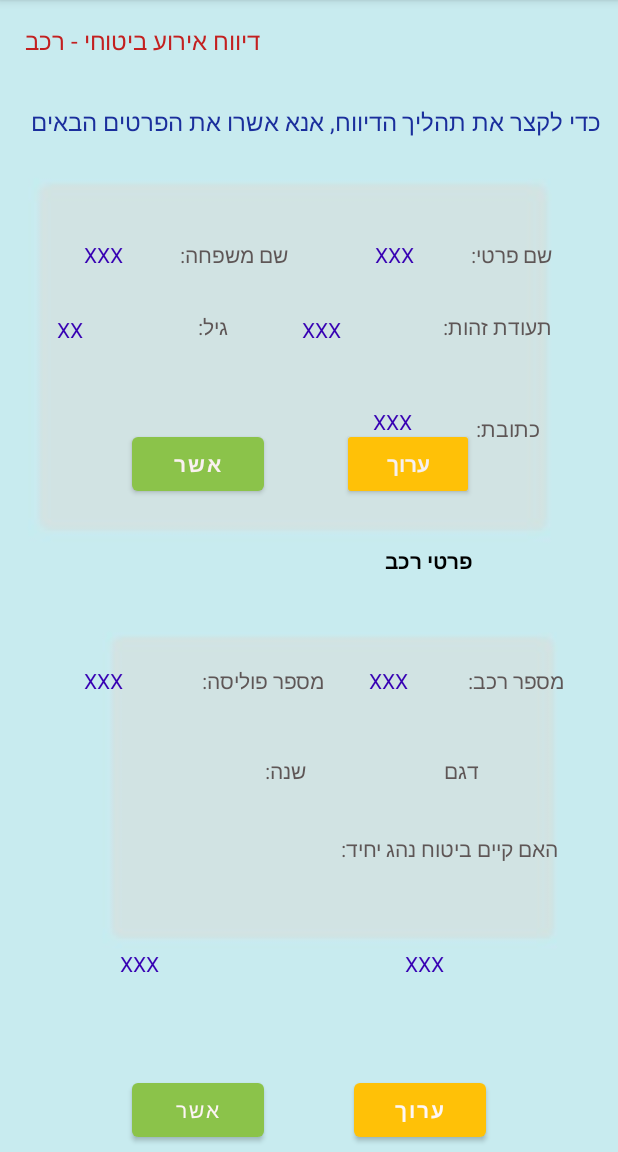
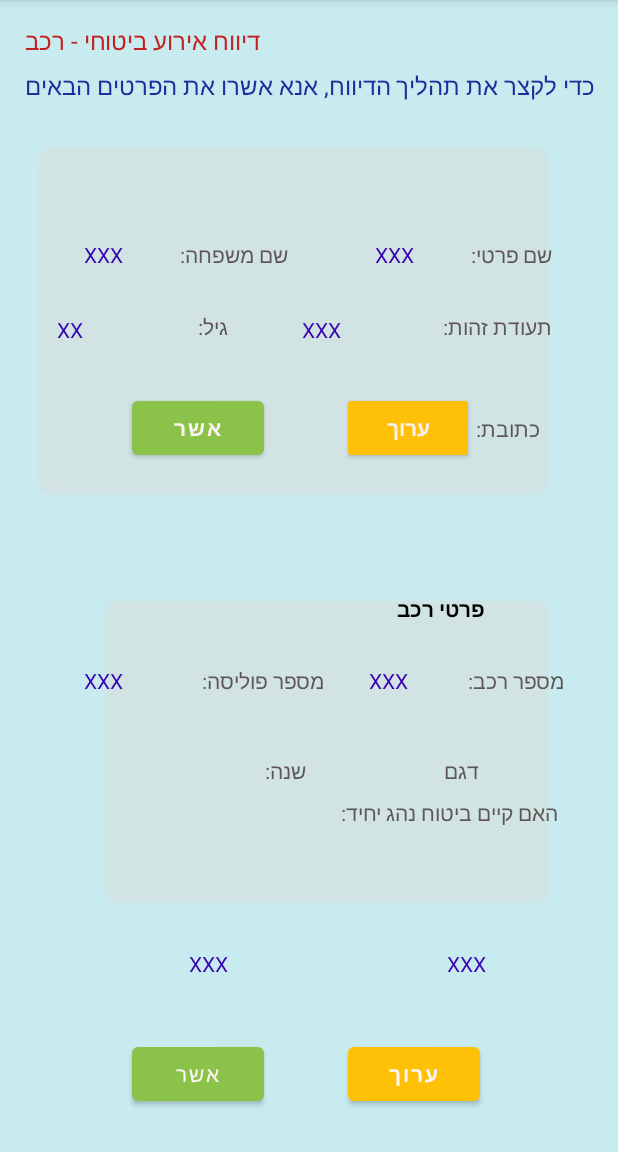
Before and after one commit to ran6996/HackIDC2021, an Android app: the personal_details screen opened directly, with no data from a screen before it, on a phone screen of 412 x 824 dp, the part 84-1236 px from its top. Run offline under Robolectric (Android 15) with nearby library versions, the light colour scheme and no system bars.

Commit message:
gil 3rd page

```diff
--- a/app/src/main/res/layout/activity_choose_subject.xml
+++ b/app/src/main/res/layout/activity_choose_subject.xml
@@ -61,7 +61,7 @@
         android:id="@+id/button5"
         android:layout_width="wrap_content"
         android:layout_height="wrap_content"
-        android:layout_marginTop="14dp"
+        android:layout_marginTop="16dp"
         android:layout_marginEnd="20dp"
         android:layout_marginRight="20dp"
         android:layout_marginBottom="316dp"
--- a/app/src/main/res/layout/activity_personal_details.xml
+++ b/app/src/main/res/layout/activity_personal_details.xml
@@ -24,9 +24,9 @@
         android:id="@+id/textView10"
         android:layout_width="wrap_content"
         android:layout_height="wrap_content"
-        android:layout_marginTop="32dp"
-        android:layout_marginEnd="12dp"
-        android:layout_marginRight="12dp"
+        android:layout_marginTop="8dp"
+        android:layout_marginEnd="16dp"
+        android:layout_marginRight="16dp"
         android:text="@string/ac"
         android:textColor="#1A2E9C"
         android:textSize="16sp"
@@ -229,8 +229,8 @@
         android:layout_width="358dp"
         android:layout_height="276dp"
         android:layout_marginTop="4dp"
-        android:layout_marginEnd="12dp"
-        android:layout_marginRight="12dp"
+        android:layout_marginEnd="16dp"
+        android:layout_marginRight="16dp"
         android:contentDescription="@string/aj"
         app:layout_constraintEnd_toEndOf="parent"
         app:layout_constraintTop_toBottomOf="@+id/imageView9"
@@ -240,9 +240,9 @@
         android:id="@+id/button9"
         android:layout_width="wrap_content"
         android:layout_height="wrap_content"
-        android:layout_marginEnd="88dp"
-        android:layout_marginRight="88dp"
-        android:layout_marginBottom="4dp"
+        android:layout_marginEnd="92dp"
+        android:layout_marginRight="92dp"
+        android:layout_marginBottom="28dp"
         android:text="@string/c"
         android:textColor="#FDF6F6"
         android:textStyle="bold"
@@ -257,7 +257,7 @@
         android:layout_height="wrap_content"
         android:layout_marginStart="88dp"
         android:layout_marginLeft="88dp"
-        android:layout_marginBottom="4dp"
+        android:layout_marginBottom="28dp"
         android:text="@string/ab"
         android:textColor="#FDF4F4"
         app:backgroundTint="#8BC34A"
@@ -269,7 +269,7 @@
         android:id="@+id/textView25"
         android:layout_width="wrap_content"
         android:layout_height="wrap_content"
-        android:layout_marginTop="556dp"
+        android:layout_marginTop="532dp"
         android:layout_marginEnd="40dp"
         android:layout_marginRight="40dp"
         android:text="@string/w"
@@ -293,9 +293,9 @@
         android:id="@+id/textView20"
         android:layout_width="wrap_content"
         android:layout_height="wrap_content"
-        android:layout_marginStart="256dp"
-        android:layout_marginLeft="256dp"
-        android:layout_marginTop="364dp"
+        android:layout_marginStart="264dp"
+        android:layout_marginLeft="264dp"
+        android:layout_marginTop="396dp"
         android:text="@string/m"
         android:textColor="@color/black"
         android:textStyle="bold"
@@ -366,8 +366,8 @@
         android:id="@+id/firm"
         android:layout_width="wrap_content"
         android:layout_height="wrap_content"
-        android:layout_marginEnd="116dp"
-        android:layout_marginRight="116dp"
+        android:layout_marginEnd="88dp"
+        android:layout_marginRight="88dp"
         android:layout_marginBottom="116dp"
         android:text="@string/y"
         android:textColor="@color/purple_700"
@@ -375,15 +375,15 @@
         app:layout_constraintEnd_toEndOf="parent" />
 
     <TextView
-        android:id="@+id/year"
+        android:id="@+id/firm2"
         android:layout_width="wrap_content"
         android:layout_height="wrap_content"
-        android:layout_marginStart="80dp"
-        android:layout_marginLeft="80dp"
+        android:layout_marginEnd="260dp"
+        android:layout_marginRight="260dp"
         android:layout_marginBottom="116dp"
-        android:text="@string/z"
+        android:text="@string/y"
         android:textColor="@color/purple_700"
         app:layout_constraintBottom_toBottomOf="parent"
-        app:layout_constraintStart_toStartOf="parent" />
+        app:layout_constraintEnd_toEndOf="parent" />
 
 </androidx.constraintlayout.widget.ConstraintLayout>
--- a/app/src/main/res/layout/activity_take_apicture.xml
+++ b/app/src/main/res/layout/activity_take_apicture.xml
@@ -123,8 +123,8 @@
         android:layout_width="wrap_content"
         android:layout_height="wrap_content"
         android:layout_marginTop="455dp"
-        android:layout_marginEnd="174dp"
-        android:layout_marginRight="174dp"
+        android:layout_marginEnd="130dp"
+        android:layout_marginRight="130dp"
         android:text="@string/cside"
         app:layout_constraintEnd_toEndOf="parent"
         app:layout_constraintTop_toTopOf="parent" />
@@ -156,9 +156,9 @@
         android:id="@+id/imageButton6"
         android:layout_width="65dp"
         android:layout_height="53dp"
-        android:layout_marginStart="139dp"
-        android:layout_marginLeft="139dp"
-        android:layout_marginTop="161dp"
+        android:layout_marginStart="108dp"
+        android:layout_marginLeft="108dp"
+        android:layout_marginTop="156dp"
         android:adjustViewBounds="true"
         android:background="#D1E4E4"
         android:contentDescription="@string/fun"
```
